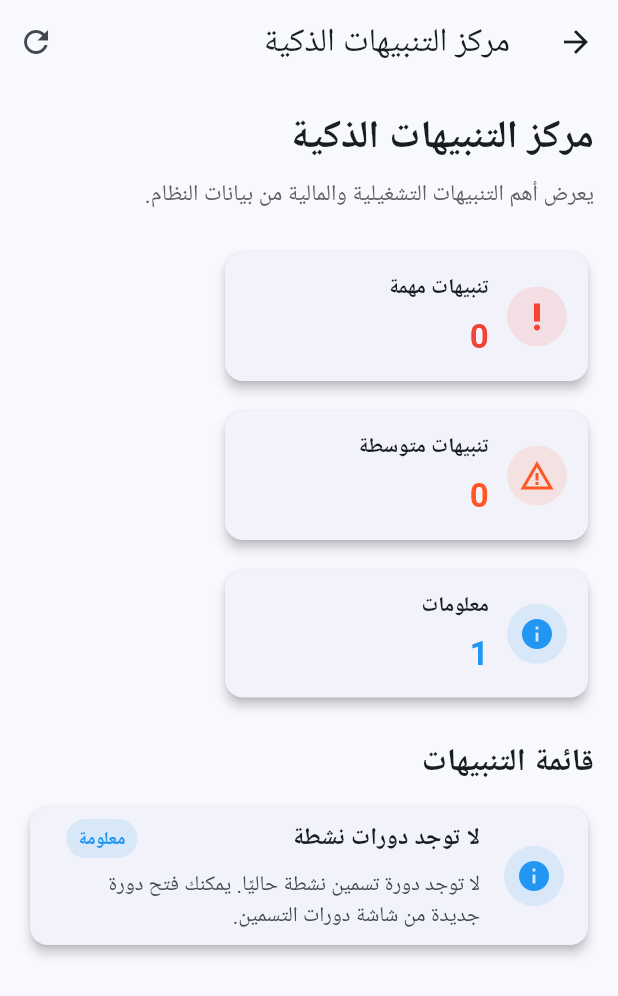
After one commit to ozaro19/Poultry-erp, a Flutter app: the AlertsCenterScreen screen opened directly, after a tap on the "refresh" icon, on a phone screen of 412 x 824 dp. The commit adds this screen. Shown: the top 996 px of the screen. Run offline on Flutter 3.47's test engine with Material 3 defaults, Android fonts, the phone set to English and light mode, and no system bars; our stand-ins replace cloud_firestore, firebase_core, pdf, printing; missing offline and left inert: file_saver; accounts and stored records are empty.

Commit message:
Add smart alerts center

```diff
--- /dev/null
+++ b/lib/screens/alerts_center_screen.dart
@@ -0,0 +1,556 @@
+import 'package:flutter/material.dart';
+import 'package:cloud_firestore/cloud_firestore.dart';
+
+class AlertsCenterScreen extends StatefulWidget {
+  const AlertsCenterScreen({super.key});
+
+  @override
+  State<AlertsCenterScreen> createState() => _AlertsCenterScreenState();
+}
+
+class _AlertsCenterScreenState extends State<AlertsCenterScreen> {
+  late Future<List<Map<String, dynamic>>> alertsFuture;
+
+  @override
+  void initState() {
+    super.initState();
+    alertsFuture = _loadAlerts();
+  }
+
+  int _toInt(dynamic value) {
+    if (value is int) return value;
+    if (value is double) return value.toInt();
+    if (value is String) return int.tryParse(value) ?? 0;
+
+    return 0;
+  }
+
+  double _toDouble(dynamic value) {
+    if (value is int) return value.toDouble();
+    if (value is double) return value;
+    if (value is String) return double.tryParse(value) ?? 0;
+
+    return 0;
+  }
+
+  String _formatNumber(num value) {
+    if (value == value.roundToDouble()) {
+      return value.toInt().toString();
+    }
+
+    return value.toStringAsFixed(2);
+  }
+
+  int _severityRank(String severity) {
+    if (severity == 'high') return 1;
+    if (severity == 'medium') return 2;
+    if (severity == 'info') return 3;
+
+    return 4;
+  }
+
+  String _severityText(String severity) {
+    if (severity == 'high') return 'مهم';
+    if (severity == 'medium') return 'متوسط';
+    if (severity == 'info') return 'معلومة';
+
+    return 'جيد';
+  }
+
+  Color _severityColor(String severity) {
+    if (severity == 'high') return Colors.red;
+    if (severity == 'medium') return Colors.deepOrange;
+    if (severity == 'info') return Colors.blue;
+
+    return Colors.green;
+  }
+
+  Future<List<Map<String, dynamic>>> _loadAlerts() async {
+    final alerts = <Map<String, dynamic>>[];
+
+    final itemsSnapshot = await FirebaseFirestore.instance
+        .collection('inventory_items')
+        .get();
+
+    final transactionsSnapshot = await FirebaseFirestore.instance
+        .collection('inventory_transactions')
+        .get();
+
+    final cyclesSnapshot = await FirebaseFirestore.instance
+        .collection('fattening_cycles')
+        .get();
+
+    final salesSnapshot = await FirebaseFirestore.instance
+        .collection('cycle_sales')
+        .get();
+
+    final expensesSnapshot = await FirebaseFirestore.instance
+        .collection('cycle_expenses')
+        .get();
+
+    final followupsSnapshot = await FirebaseFirestore.instance
+        .collection('cycle_daily_followups')
+        .get();
+
+    final totalAddByItem = <String, double>{};
+    final totalIssueByItem = <String, double>{};
+
+    for (final doc in transactionsSnapshot.docs) {
+      final data = doc.data();
+
+      final itemCode = (data['itemCode'] ?? '').toString();
+      final type = (data['type'] ?? '').toString();
+      final quantity = _toDouble(data['quantity']);
+
+      if (itemCode.isEmpty) {
+        continue;
+      }
+
+      if (type == 'add') {
+        totalAddByItem[itemCode] =
+            (totalAddByItem[itemCode] ?? 0) + quantity;
+      } else if (type == 'issue') {
+        totalIssueByItem[itemCode] =
+            (totalIssueByItem[itemCode] ?? 0) + quantity;
+      }
+    }
+
+    for (final doc in itemsSnapshot.docs) {
+      final data = doc.data();
+
+      final code = (data['code'] ?? '').toString();
+      final name = (data['name'] ?? '').toString();
+      final unit = (data['unit'] ?? '').toString();
+
+      final openingQty = _toDouble(data['openingQty']);
+      final minimumQty = _toDouble(data['minimumQty']);
+
+      if (code.isEmpty || minimumQty <= 0) {
+        continue;
+      }
+
+      final totalAdd = totalAddByItem[code] ?? 0;
+      final totalIssue = totalIssueByItem[code] ?? 0;
+      final currentBalance = openingQty + totalAdd - totalIssue;
+
+      if (currentBalance < minimumQty) {
+        alerts.add({
+          'severity': 'high',
+          'title': 'مخزون منخفض',
+          'message':
+              'الصنف $code - $name رصيده الحالي ${_formatNumber(currentBalance)} $unit أقل من الحد الأدنى ${_formatNumber(minimumQty)} $unit.',
+          'icon': Icons.inventory,
+        });
+      }
+    }
+
+    final cycleInfoById = <String, Map<String, dynamic>>{};
+    int activeCyclesCount = 0;
+
+    for (final doc in cyclesSnapshot.docs) {
+      final data = doc.data();
+
+      final status = (data['status'] ?? '').toString();
+
+      if (status == 'نشطة') {
+        activeCyclesCount++;
+      }
+
+      cycleInfoById[doc.id] = {
+        'code': (data['code'] ?? '').toString(),
+        'name': (data['name'] ?? '').toString(),
+        'status': status,
+        'chicksCount': _toInt(data['chicksCount']),
+      };
+    }
+
+    if (activeCyclesCount == 0) {
+      alerts.add({
+        'severity': 'info',
+        'title': 'لا توجد دورات نشطة',
+        'message':
+            'لا توجد دورة تسمين نشطة حاليًا. يمكنك فتح دورة جديدة من شاشة دورات التسمين.',
+        'icon': Icons.info,
+      });
+    }
+
+    final salesByCycle = <String, double>{};
+    final expensesByCycle = <String, double>{};
+
+    for (final doc in salesSnapshot.docs) {
+      final data = doc.data();
+
+      final cycleId = (data['cycleId'] ?? '').toString();
+
+      if (cycleId.isEmpty) {
+        continue;
+      }
+
+      salesByCycle[cycleId] =
+          (salesByCycle[cycleId] ?? 0) + _toDouble(data['totalAmount']);
+    }
+
+    for (final doc in expensesSnapshot.docs) {
+      final data = doc.data();
+
+      final cycleId = (data['cycleId'] ?? '').toString();
+
+      if (cycleId.isEmpty) {
+        continue;
+      }
+
+      expensesByCycle[cycleId] =
+          (expensesByCycle[cycleId] ?? 0) + _toDouble(data['amount']);
+    }
+
+    for (final cycleId in cycleInfoById.keys) {
+      final cycle = cycleInfoById[cycleId];
+
+      if (cycle == null) {
+        continue;
+      }
+
+      final totalSales = salesByCycle[cycleId] ?? 0;
+      final totalExpenses = expensesByCycle[cycleId] ?? 0;
+      final netResult = totalSales - totalExpenses;
+
+      if (totalSales > 0 && netResult < 0) {
+        alerts.add({
+          'severity': 'medium',
+          'title': 'دورة خاسرة',
+          'message':
+              'الدورة ${cycle['code']} - ${cycle['name']} تحقق خسارة قدرها ${_formatNumber(netResult.abs())}.',
+          'icon': Icons.trending_down,
+        });
+      }
+    }
+
+    final mortalityByCycle = <String, int>{};
+
+    for (final doc in followupsSnapshot.docs) {
+      final data = doc.data();
+
+      final cycleId = (data['cycleId'] ?? '').toString();
+
+      if (cycleId.isEmpty) {
+        continue;
+      }
+
+      mortalityByCycle[cycleId] =
+          (mortalityByCycle[cycleId] ?? 0) + _toInt(data['mortality']);
+    }
+
+    for (final cycleId in mortalityByCycle.keys) {
+      final cycle = cycleInfoById[cycleId];
+
+      if (cycle == null) {
+        continue;
+      }
+
+      final initialChicks = _toInt(cycle['chicksCount']);
+
+      if (initialChicks <= 0) {
+        continue;
+      }
+
+      final totalMortality = mortalityByCycle[cycleId] ?? 0;
+      final mortalityRate = (totalMortality / initialChicks) * 100;
+
+      if (mortalityRate >= 5) {
+        alerts.add({
+          'severity': 'high',
+          'title': 'نسبة نفوق مرتفعة',
+          'message':
+              'الدورة ${cycle['code']} - ${cycle['name']} وصلت نسبة النفوق فيها إلى ${_formatNumber(mortalityRate)}%.',
+          'icon': Icons.warning,
+        });
+      }
+    }
+
+    alerts.sort((a, b) {
+      final severityA = (a['severity'] ?? '').toString();
+      final severityB = (b['severity'] ?? '').toString();
+
+      return _severityRank(severityA).compareTo(
+        _severityRank(severityB),
+      );
+    });
+
+    return alerts;
+  }
+
+  void _refreshAlerts() {
+    setState(() {
+      alertsFuture = _loadAlerts();
+    });
+  }
+
+  Widget _buildAlertCard(Map<String, dynamic> alert) {
+    final severity = (alert['severity'] ?? '').toString();
+    final color = _severityColor(severity);
+    final icon = alert['icon'] as IconData? ?? Icons.notifications;
+
+    return Card(
+      elevation: 3,
+      child: ListTile(
+        leading: CircleAvatar(
+          backgroundColor: color.withAlpha(30),
+          child: Icon(
+            icon,
+            color: color,
+          ),
+        ),
+        title: Row(
+          children: [
+            Expanded(
+              child: Text(
+                (alert['title'] ?? '').toString(),
+                style: const TextStyle(
+                  fontWeight: FontWeight.bold,
+                ),
+              ),
+            ),
+            Container(
+              padding: const EdgeInsets.symmetric(
+                vertical: 4,
+                horizontal: 8,
+              ),
+              decoration: BoxDecoration(
+                color: color.withAlpha(30),
+                borderRadius: BorderRadius.circular(20),
+              ),
+              child: Text(
+                _severityText(severity),
+                style: TextStyle(
+                  color: color,
+                  fontWeight: FontWeight.bold,
+                  fontSize: 12,
+                ),
+              ),
+            ),
+          ],
+        ),
+        subtitle: Padding(
+          padding: const EdgeInsets.only(top: 8),
+          child: Text(
+            (alert['message'] ?? '').toString(),
+          ),
+        ),
+      ),
+    );
+  }
+
+  Widget _buildAlertsSummary(List<Map<String, dynamic>> alerts) {
+    final highCount = alerts.where((alert) {
+      return (alert['severity'] ?? '').toString() == 'high';
+    }).length;
+
+    final mediumCount = alerts.where((alert) {
+      return (alert['severity'] ?? '').toString() == 'medium';
+    }).length;
+
+    final infoCount = alerts.where((alert) {
+      return (alert['severity'] ?? '').toString() == 'info';
+    }).length;
+
+    return Wrap(
+      spacing: 12,
+      runSpacing: 12,
+      children: [
+        _buildSummaryCard(
+          title: 'تنبيهات مهمة',
+          value: highCount.toString(),
+          icon: Icons.priority_high,
+          color: Colors.red,
+        ),
+        _buildSummaryCard(
+          title: 'تنبيهات متوسطة',
+          value: mediumCount.toString(),
+          icon: Icons.warning_amber,
+          color: Colors.deepOrange,
+        ),
+        _buildSummaryCard(
+          title: 'معلومات',
+          value: infoCount.toString(),
+          icon: Icons.info,
+          color: Colors.blue,
+        ),
+      ],
+    );
+  }
+
+  Widget _buildSummaryCard({
+    required String title,
+    required String value,
+    required IconData icon,
+    required Color color,
+  }) {
+    return SizedBox(
+      width: 250,
+      child: Card(
+        elevation: 3,
+        child: Padding(
+          padding: const EdgeInsets.all(14),
+          child: Row(
+            children: [
+              CircleAvatar(
+                backgroundColor: color.withAlpha(30),
+                child: Icon(
+                  icon,
+                  color: color,
+                ),
+              ),
+              const SizedBox(width: 12),
+              Expanded(
+                child: Column(
+                  crossAxisAlignment: CrossAxisAlignment.start,
+                  children: [
+                    Text(
+                      title,
+                      style: const TextStyle(
+                        fontWeight: FontWeight.bold,
+                      ),
+                    ),
+                    const SizedBox(height: 6),
+                    Text(
+                      value,
+                      style: TextStyle(
+                        fontSize: 22,
+                        fontWeight: FontWeight.bold,
+                        color: color,
+                      ),
+                    ),
+                  ],
+                ),
+              ),
+            ],
+          ),
+        ),
+      ),
+    );
+  }
+
+  Widget _buildNoAlertsMessage() {
+    return const Center(
+      child: Padding(
+        padding: EdgeInsets.all(24),
+        child: Column(
+          children: [
+            Icon(
+              Icons.check_circle,
+              color: Colors.green,
+              size: 70,
+            ),
+            SizedBox(height: 12),
+            Text(
+              'لا توجد تنبيهات حاليًا',
+              style: TextStyle(
+                fontSize: 22,
+                fontWeight: FontWeight.bold,
+                color: Colors.green,
+              ),
+            ),
+            SizedBox(height: 8),
+            Text(
+              'كل المؤشرات الحالية تبدو جيدة.',
+              style: TextStyle(
+                fontSize: 15,
+              ),
+            ),
+          ],
+        ),
+      ),
+    );
+  }
+
+  Widget _buildAlertsContent(List<Map<String, dynamic>> alerts) {
+    if (alerts.isEmpty) {
+      return _buildNoAlertsMessage();
+    }
+
+    return Column(
+      crossAxisAlignment: CrossAxisAlignment.start,
+      children: [
+        _buildAlertsSummary(alerts),
+        const SizedBox(height: 24),
+        const Text(
+          'قائمة التنبيهات',
+          style: TextStyle(
+            fontSize: 21,
+            fontWeight: FontWeight.bold,
+          ),
+        ),
+        const SizedBox(height: 10),
+        ...alerts.map(_buildAlertCard),
+      ],
+    );
+  }
+
+  @override
+  Widget build(BuildContext context) {
+    return Directionality(
+      textDirection: TextDirection.rtl,
+      child: Scaffold(
+        appBar: AppBar(
+          title: const Text('مركز التنبيهات الذكية'),
+          actions: [
+            IconButton(
+              tooltip: 'تحديث التنبيهات',
+              icon: const Icon(Icons.refresh),
+              onPressed: _refreshAlerts,
+            ),
+          ],
+        ),
+        body: SingleChildScrollView(
+          padding: const EdgeInsets.all(16),
+          child: Center(
+            child: ConstrainedBox(
+              constraints: const BoxConstraints(maxWidth: 1000),
+              child: Column(
+                crossAxisAlignment: CrossAxisAlignment.start,
+                children: [
+                  const Text(
+                    'مركز التنبيهات الذكية',
+                    style: TextStyle(
+                      fontSize: 26,
+                      fontWeight: FontWeight.bold,
+                    ),
+                  ),
+                  const SizedBox(height: 8),
+                  Text(
+                    'يعرض أهم التنبيهات التشغيلية والمالية من بيانات النظام.',
+                    style: TextStyle(
+                      color: Colors.grey.shade700,
+                      fontSize: 15,
+                    ),
+                  ),
+                  const SizedBox(height: 24),
+                  FutureBuilder<List<Map<String, dynamic>>>(
+                    future: alertsFuture,
+                    builder: (context, snapshot) {
+                      if (snapshot.hasError) {
+                        return const Center(
+                          child: Text(
+                            'حدث خطأ أثناء تحميل التنبيهات',
+                          ),
+                        );
+                      }
+
+                      if (!snapshot.hasData) {
+                        return const Center(
+                          child: CircularProgressIndicator(),
+                        );
+                      }
+
+                      return _buildAlertsContent(snapshot.data!);
+                    },
+                  ),
+                ],
+              ),
+            ),
+          ),
+        ),
+      ),
+    );
+  }
+}
--- a/lib/screens/dashboard_screen.dart
+++ b/lib/screens/dashboard_screen.dart
@@ -12,6 +12,7 @@ import 'fattening_cycles_screen.dart';
 import 'cycle_indicators_screen.dart';
 import 'system_settings_screen.dart';
 import 'reports_center_screen.dart';
+import 'alerts_center_screen.dart';
 
 class DashboardScreen extends StatelessWidget {
   const DashboardScreen({super.key});
@@ -431,6 +432,18 @@ class DashboardScreen extends StatelessWidget {
                           );
                         },
                       ),
+                      _MenuCard(
+                        'التنبيهات الذكية',
+                        Icons.notifications_active,
+                        () {
+                          Navigator.push(
+                            context,
+                            MaterialPageRoute(
+                              builder: (_) => const AlertsCenterScreen(),
+                            ),
+                          );
+                        },
+                      ),
                     ],
                   ),
                 ],
```
